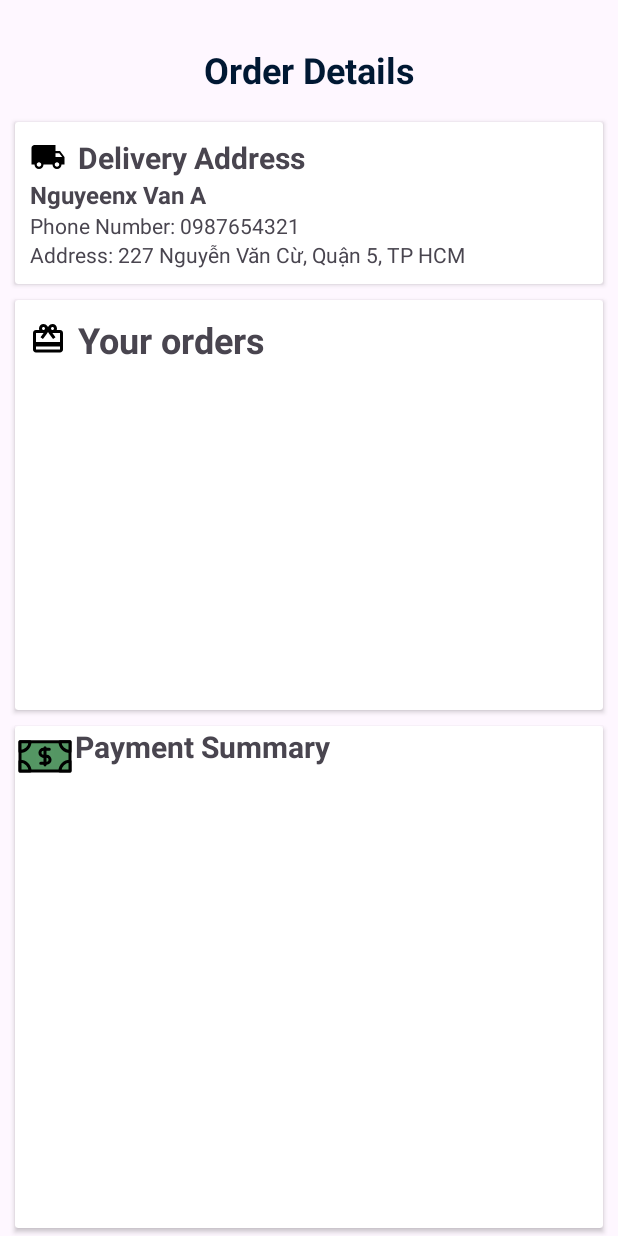
After one commit to klam-12/SeSeCoffee, an Android app: the layout order_detail.xml on its own in the app's theme, with its tools: preview values and no code run, on a phone screen of 412 x 824 dp. The commit adds this screen. Run offline under Robolectric (Android 15) with nearby library versions, the phone set to English and light mode, and no system bars.

Commit message:
doing order detail

```diff
--- a/app/src/main/java/com/example/sesecoffee/ProductOrderActivity.kt
+++ b/app/src/main/java/com/example/sesecoffee/ProductOrderActivity.kt
@@ -170,7 +170,7 @@ class ProductOrderActivity : AppCompatActivity() {
                             "",
                             "",
                             false,
-                            false
+//                            false
                         )
                         orderViewModel.addOrders(newOrders)
                         idOrder=id
--- a/app/src/main/java/com/example/sesecoffee/fragments/OnGoingFragment.kt
+++ b/app/src/main/java/com/example/sesecoffee/fragments/OnGoingFragment.kt
@@ -39,16 +39,13 @@ class OnGoingFragment : Fragment(R.layout.fragment_on_going){
         orderTrackingViewModel = (activity as MainActivity).orderTrackingViewModel
         orderTrackingViewModel.fetchAllOnGoingOrderItems()
 
-        lifecycleScope.launchWhenStarted {
             lifecycleScope.launchWhenStarted {
-                orderTrackingViewModel.onGoingOrderItems.collectLatest {
+                orderTrackingViewModel.onGoingOrder.collectLatest {
                     when(it) {
                         is Resource.Loading -> {
                             showLoading()
                         }
-
                         is Resource.Success -> {
-                            println("data: ${it.data?.isEmpty()}")
                             if(it.data?.isEmpty() == true) {
                                 showNoData()
                             } else {
@@ -67,7 +64,6 @@ class OnGoingFragment : Fragment(R.layout.fragment_on_going){
                     }
         }
             }
-        }
     }
 
 
--- /dev/null
+++ b/app/src/main/res/layout/order_detail.xml
@@ -0,0 +1,129 @@
+<?xml version="1.0" encoding="utf-8"?>
+<androidx.constraintlayout.widget.ConstraintLayout xmlns:android="http://schemas.android.com/apk/res/android"
+    xmlns:app="http://schemas.android.com/apk/res-auto"
+    xmlns:tools="http://schemas.android.com/tools"
+    android:layout_width="match_parent"
+    android:layout_height="match_parent">
+
+    <TextView
+        android:id="@+id/textView5"
+        android:layout_width="wrap_content"
+        android:layout_height="wrap_content"
+        android:layout_marginTop="30dp"
+        android:text="Order Details"
+        android:textColor="@color/textColor"
+        android:textSize="24sp"
+        android:textStyle="bold"
+        app:layout_constraintEnd_toEndOf="parent"
+        app:layout_constraintStart_toStartOf="parent"
+        app:layout_constraintTop_toTopOf="parent" />
+
+    <LinearLayout
+        android:layout_width="match_parent"
+        android:layout_height="match_parent"
+        android:layout_marginTop="76dp"
+        android:orientation="vertical"
+        app:layout_constraintTop_toBottomOf="@+id/textView5"
+        tools:layout_editor_absoluteX="0dp">
+
+        <androidx.cardview.widget.CardView
+            android:layout_width="match_parent"
+            android:layout_height="wrap_content"
+            android:layout_marginHorizontal="10dp"
+            android:layout_marginVertical="5dp">
+
+            <LinearLayout
+                android:layout_width="match_parent"
+                android:layout_height="wrap_content"
+                android:layout_marginVertical="10dp"
+                android:orientation="vertical"
+                android:paddingHorizontal="10dp">
+
+                <TextView
+                    android:id="@+id/textView6"
+                    android:layout_width="wrap_content"
+                    android:layout_height="wrap_content"
+                    android:drawableLeft="@drawable/ic_order"
+                    android:drawablePadding="8dp"
+                    android:shadowColor="#00E11212"
+                    android:text="Delivery Address"
+                    android:textSize="20sp"
+                    android:textStyle="bold" />
+
+                <TextView
+                    android:id="@+id/textView7"
+                    android:layout_width="wrap_content"
+                    android:layout_height="wrap_content"
+                    android:text="Nguyeenx Van A"
+                    android:textSize="16sp"
+                    android:textStyle="bold" />
+
+                <TextView
+                    android:id="@+id/textView8"
+                    android:layout_width="match_parent"
+                    android:layout_height="wrap_content"
+                    android:text="Phone Number: 0987654321" />
+
+                <TextView
+                    android:id="@+id/textView9"
+                    android:layout_width="match_parent"
+                    android:layout_height="wrap_content"
+                    android:text="Address: 227 Nguyễn Văn Cừ, Quận 5, TP HCM " />
+            </LinearLayout>
+
+        </androidx.cardview.widget.CardView>
+
+        <androidx.cardview.widget.CardView
+            android:layout_width="match_parent"
+            android:layout_height="273dp"
+            android:layout_marginHorizontal="10dp"
+            android:layout_marginVertical="5dp">
+
+            <LinearLayout
+                android:layout_width="match_parent"
+                android:layout_height="match_parent"
+                android:layout_marginVertical="10dp"
+                android:orientation="vertical"
+                android:paddingHorizontal="10dp">
+
+                <TextView
+                    android:id="@+id/textView10"
+                    android:layout_width="match_parent"
+                    android:layout_height="wrap_content"
+                    android:drawableLeft="@drawable/ic_redeem"
+                    android:drawablePadding="8dp"
+                    android:text="Your orders"
+                    android:textSize="24sp"
+                    android:textStyle="bold" />
+
+                <ListView
+                    android:layout_width="match_parent"
+                    android:layout_height="223dp" />
+
+            </LinearLayout>
+        </androidx.cardview.widget.CardView>
+
+        <androidx.cardview.widget.CardView
+            android:layout_width="match_parent"
+            android:layout_height="match_parent"
+            android:layout_marginHorizontal="10dp"
+            android:layout_marginVertical="5dp">
+
+            <LinearLayout
+                android:layout_width="match_parent"
+                android:layout_height="match_parent"
+                android:orientation="vertical">
+
+                <TextView
+                    android:id="@+id/textView11"
+                    android:layout_width="match_parent"
+                    android:layout_height="wrap_content"
+                    android:drawableLeft="@drawable/cash"
+                    android:text="Payment Summary"
+                    android:textSize="20sp"
+                    android:textStyle="bold" />
+            </LinearLayout>
+        </androidx.cardview.widget.CardView>
+    </LinearLayout>
+
+</androidx.constraintlayout.widget.ConstraintLayout>
```
Also changed, not shown: app/src/main/java/com/example/sesecoffee/adapters/HistoryAdapter.kt (+7 -6 lines), app/src/main/java/com/example/sesecoffee/adapters/OnGoingAdapter.kt (+8 -8 lines), app/src/main/java/com/example/sesecoffee/model/Order.kt (+28 -0 lines), app/src/main/java/com/example/sesecoffee/viewModel/OrderTrackingViewModel.kt (+60 -68 lines), app/src/main/res/layout/history_item.xml (+36 -5 lines), app/src/main/res/layout/on_going_item.xml (+56 -19 lines).
